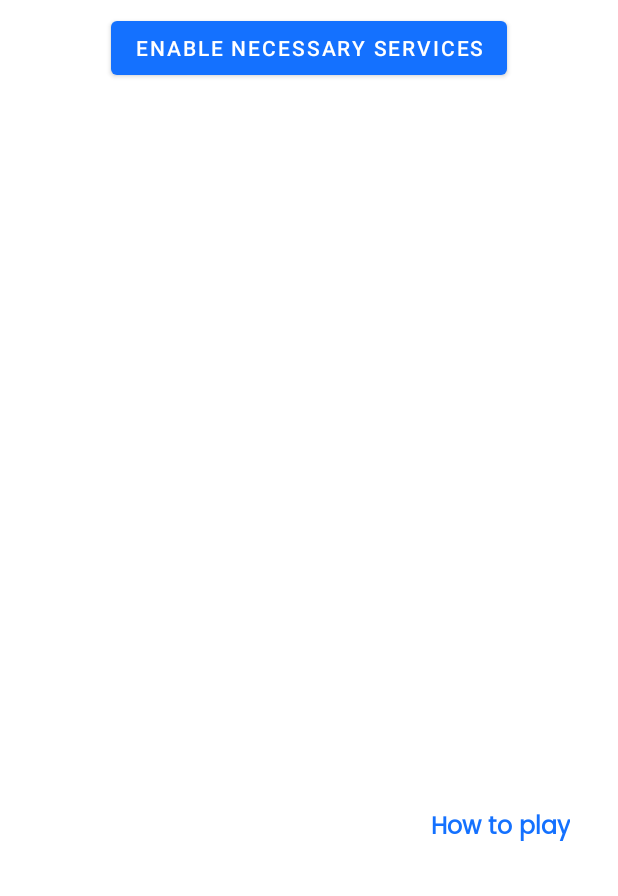
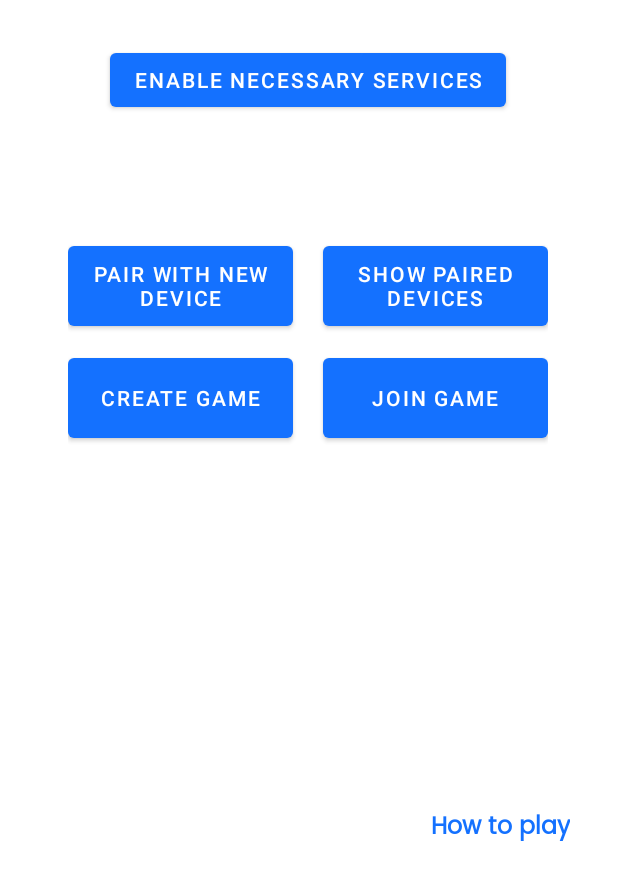
Before and after one commit to JanMiskovic/Blue-Pong, an Android app: the MainActivity screen opened directly, with no data from a screen before it, on a phone screen of 412 x 824 dp, the part 340-1236 px from its top. Run offline under Robolectric (Android 15) with nearby library versions, the phone set to English and light mode, and no system bars.

Commit message:
Work in progress 3

```diff
--- a/app/src/main/java/sk/ukf/bluepong/MainActivity.java
+++ b/app/src/main/java/sk/ukf/bluepong/MainActivity.java
@@ -7,6 +7,7 @@ import android.content.Intent;
 import android.content.SharedPreferences;
 import android.os.Bundle;
 import android.view.View;
+import android.widget.Toast;
 
 public class MainActivity extends AppCompatActivity {
 
@@ -24,7 +25,22 @@ public class MainActivity extends AppCompatActivity {
 
     }
 
+    private void enableServices() {
+        ba = BluetoothAdapter.getDefaultAdapter();
 
+        if (ba == null) {
+            Toast.makeText(this, "Your device doesn't have bluetooth." +
+                    "Please try launching the game on a different device.", Toast.LENGTH_LONG).show();
+            return;
+        }
+
+        //if (ba.isEnabled())
+        //}TODO
+    }
+
+    private void disableButtons() {
+
+    }
 
     private void showFirstTimeTutorial() {
         startTutorial(null);
--- a/app/src/main/res/layout/activity_main.xml
+++ b/app/src/main/res/layout/activity_main.xml
@@ -66,8 +66,69 @@
         android:textColor="@color/white"
         app:layout_constraintBottom_toBottomOf="parent"
         app:layout_constraintEnd_toEndOf="parent"
+        app:layout_constraintHorizontal_bias="0.496"
         app:layout_constraintStart_toStartOf="parent"
         app:layout_constraintTop_toBottomOf="@+id/linearLayout"
-        app:layout_constraintVertical_bias="0.0" />
+        app:layout_constraintVertical_bias="0.039" />
+
+    <LinearLayout
+        android:id="@+id/linearLayout2"
+        android:layout_width="wrap_content"
+        android:layout_height="wrap_content"
+        android:orientation="horizontal"
+        app:layout_constraintBottom_toBottomOf="parent"
+        app:layout_constraintEnd_toEndOf="parent"
+        app:layout_constraintHorizontal_bias="0.494"
+        app:layout_constraintStart_toStartOf="parent"
+        app:layout_constraintTop_toBottomOf="@+id/servicesButton"
+        app:layout_constraintVertical_bias="0.178">
+
+        <Button
+            android:id="@+id/pairButton"
+            android:layout_width="150dp"
+            android:layout_height="65dp"
+            android:text="@string/pair_button"
+            android:textColor="@color/white" />
+
+        <Button
+            android:id="@+id/showPairedButton"
+            android:layout_width="150dp"
+            android:layout_height="65dp"
+            android:layout_marginStart="20dp"
+            android:text="@string/show_paired_button"
+            android:textColor="@color/white" />
+
+    </LinearLayout>
+
+    <LinearLayout
+        android:layout_width="wrap_content"
+        android:layout_height="wrap_content"
+        android:orientation="horizontal"
+        app:layout_constraintBottom_toBottomOf="parent"
+        app:layout_constraintEnd_toEndOf="parent"
+        app:layout_constraintHorizontal_bias="0.494"
+        app:layout_constraintStart_toStartOf="parent"
+        app:layout_constraintTop_toBottomOf="@+id/linearLayout2"
+        app:layout_constraintVertical_bias="0.03">
+
+        <Button
+            android:id="@+id/createButton"
+            android:layout_width="150dp"
+            android:layout_height="65dp"
+            android:layout_weight="1"
+            android:text="@string/create_server_button"
+            android:textColor="@color/white" />
+
+        <Button
+            android:id="@+id/joinButton"
+            android:layout_width="150dp"
+            android:layout_height="65dp"
+            android:layout_marginStart="20dp"
+            android:layout_weight="1"
+            android:text="@string/join_server_button"
+            android:textColor="@color/white"
+            tools:text="@string/join_server_button" />
+
+    </LinearLayout>
 
 </androidx.constraintlayout.widget.ConstraintLayout>
--- a/app/src/main/res/values/strings.xml
+++ b/app/src/main/res/values/strings.xml
@@ -9,4 +9,8 @@
     </string>
     <string name="cont">Continue</string>
     <string name="enable_services">Enable necessary services</string>
+    <string name="pair_button">Pair with new device</string>
+    <string name="show_paired_button">Show paired devices</string>
+    <string name="create_server_button">Create game</string>
+    <string name="join_server_button">Join game</string>
 </resources>
```
